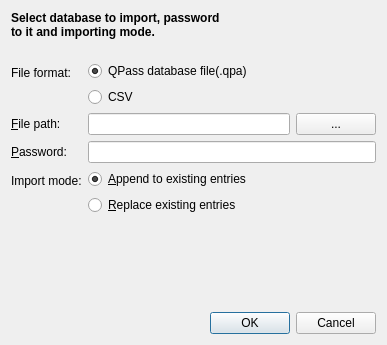
Qt form dialogs/DatabaseImportDialog.ui (veaceslav/qpass-qt5) before a commit.
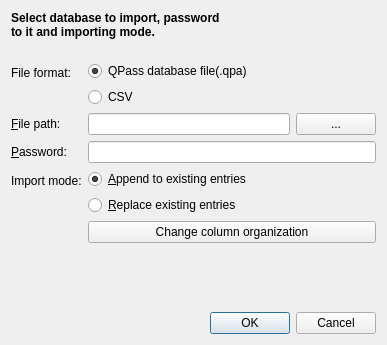
The same form after that commit.

Commit message: Added option to modify CSV column organization

Patch:
```diff
--- a/dialogs/DatabaseImportDialog.ui
+++ b/dialogs/DatabaseImportDialog.ui
@@ -164,6 +164,16 @@
        </layout>
       </widget>
      </item>
+     <item row="4" column="1">
+      <widget class="QPushButton" name="changeColumnOrganizationButton">
+       <property name="enabled">
+        <bool>true</bool>
+       </property>
+       <property name="text">
+        <string>Change column organization</string>
+       </property>
+      </widget>
+     </item>
     </layout>
    </item>
    <item>
```
Left out of the diff: 48 changed lines with no effect on the pictures. The commit also changes 9 other files.
